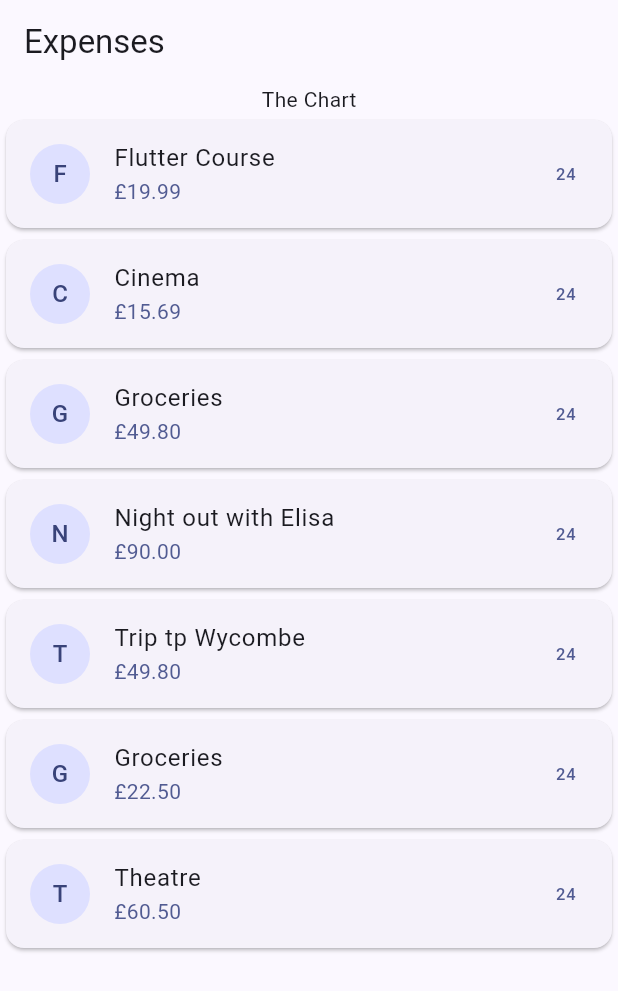
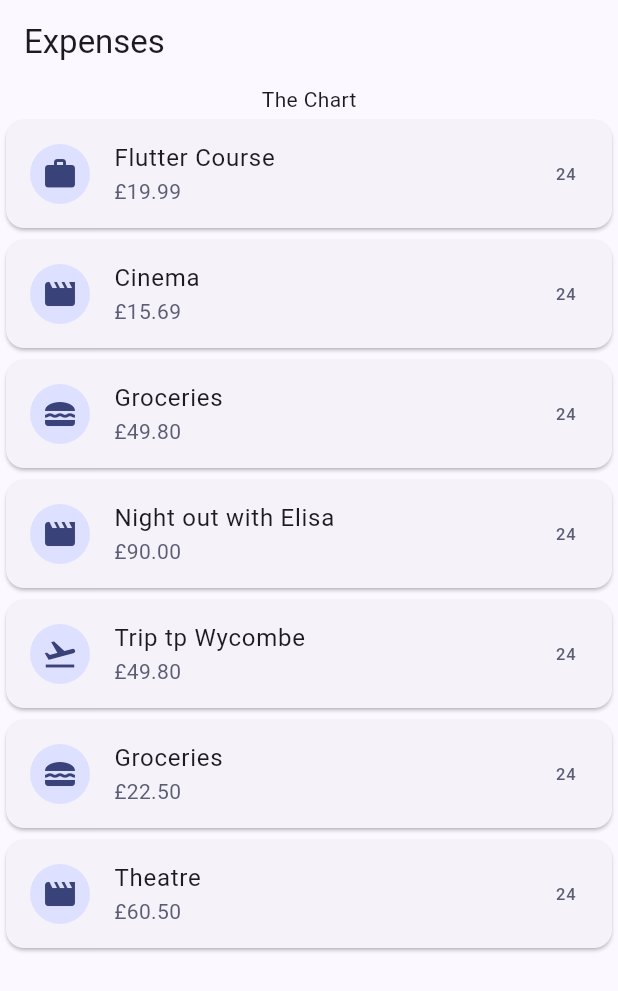
Before and after one commit to emagnu/expense_tracker, a Flutter app: the screen it shows after launch, on a phone screen of 412 x 824 dp. Shown: the top 991 px of the screen. Run offline on Flutter 3.47's test engine with Material 3 defaults, Android fonts, the phone set to English and light mode, and no system bars.

Commit message:
103. Creating a Custom List Item with the Card & Spacer Widget && 104. Using Icons & Formatting Dates

```diff
--- a/lib/models/expense.dart
+++ b/lib/models/expense.dart
@@ -1,11 +1,17 @@
 //   //
 //  Import LIBRARIES
+import 'package:flutter/material.dart';
 import 'package:uuid/uuid.dart';
+import 'package:intl/intl.dart';
+
 //  Import FILES
 //  PARTS
 //  PROVIDERS
 
 ///
+
+final formatter = DateFormat.yMd();
+
 const uuid = Uuid();
 
 enum Category {
@@ -14,6 +20,13 @@ enum Category {
   leisure,
   work,
 }
+
+const categoryIcons = {
+  Category.food: Icons.lunch_dining,
+  Category.travel: Icons.flight_takeoff,
+  Category.leisure: Icons.movie,
+  Category.work: Icons.work,
+};
 
 class Expense {
   final String id;
@@ -28,4 +41,9 @@ class Expense {
     required this.date,
     required this.category,
   }) : id = uuid.v4();
+
+  // getFormatteeDate
+  String get formattedDate {
+    return formatter.format(date);
+  }
 }
--- a/lib/widgets/expenses.dart
+++ b/lib/widgets/expenses.dart
@@ -17,6 +17,7 @@ class Expenses extends StatefulWidget {
 }
 
 class _ExpensesState extends State<Expenses> {
+  //
 //   final List<Expense> _registeredExpenses = [
 //     Expense(
 //       title: 'Flutter Course',
--- a/lib/widgets/expenses_list/expense_item.dart
+++ b/lib/widgets/expenses_list/expense_item.dart
@@ -1,8 +1,8 @@
 //   //
 //  Import LIBRARIES
-import 'package:expense_tracker/models/expense.dart';
 import 'package:flutter/material.dart';
 //  Import FILES
+import '../../models/expense.dart';
 //  PARTS
 //  PROVIDERS
 
@@ -21,19 +21,20 @@ class ExpenseItem extends StatelessWidget {
     return Card(
       child: ListTile(
         leading: CircleAvatar(
-          child: Text(expense.title[0]),
+          // child: Text(expense.title[0]),
+          child: Icon(categoryIcons[expense.category]),
         ),
         title: Text(expense.title),
         subtitle: Text(
           '£${expense.amount.toStringAsFixed(2)}',
           style: TextStyle(
-            color: Theme.of(context).colorScheme.primary,
+            color: Theme.of(context).colorScheme.secondary,
           ),
         ),
         trailing: Text(
           expense.date.day.toString(),
           style: TextStyle(
-            color: Theme.of(context).colorScheme.primary,
+            color: Theme.of(context).colorScheme.secondary,
           ),
         ),
       ),
--- a/pubspec.yaml
+++ b/pubspec.yaml
@@ -37,6 +37,9 @@ dependencies:
   cupertino_icons: ^1.0.6
   ##  https://pub.dev/packages/uuid
   uuid: ^4.3.3
+  intl: ^0.19.0
+  ##  https://pub.dev/packages/intl
+
 
 dev_dependencies:
   flutter_test:
```
